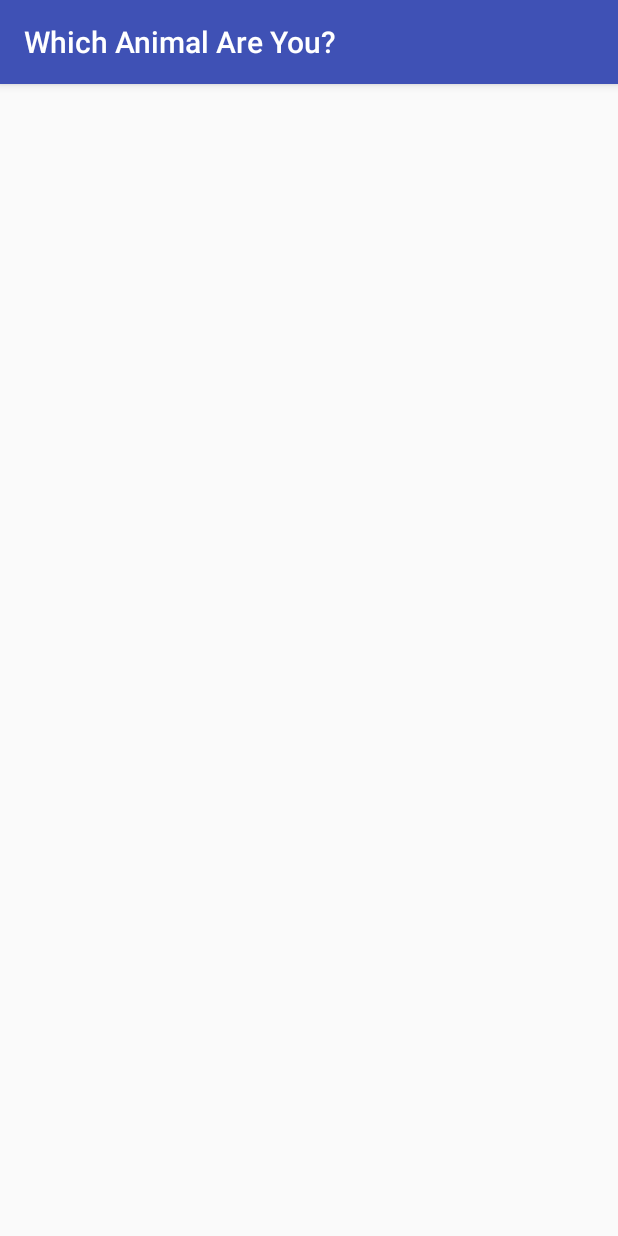
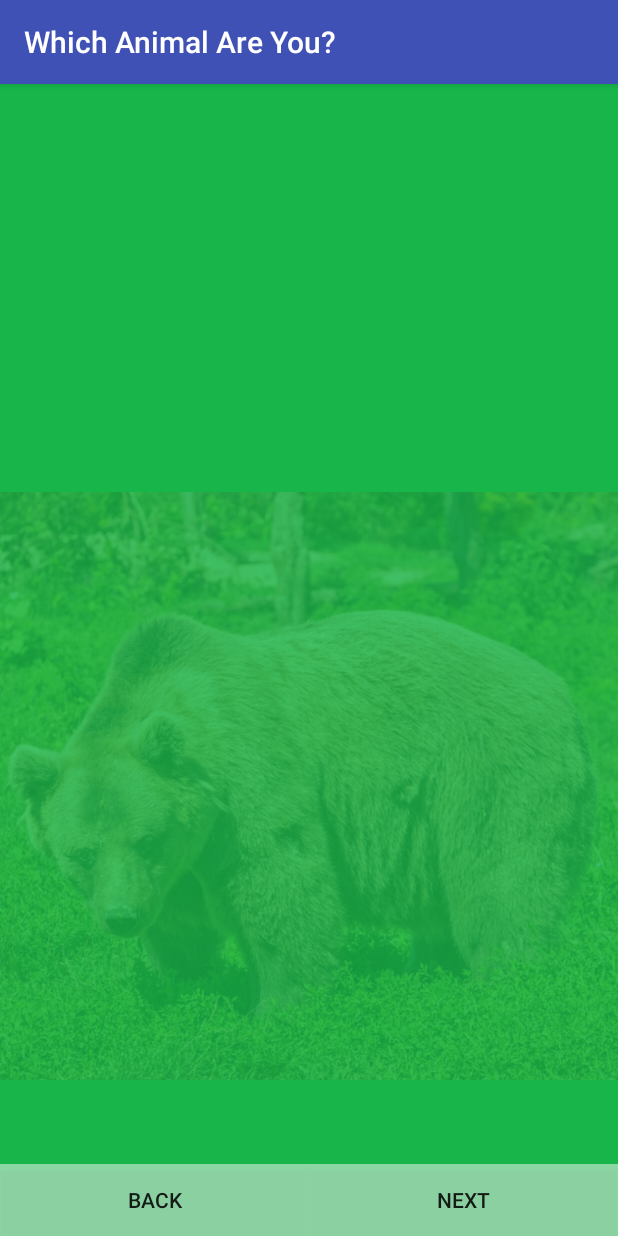
Before and after one commit to nathanpart/WhichAnimalAreYou, an Android app: the QuestionsActivity screen opened directly, with no data from a screen before it, on a phone screen of 412 x 824 dp. Run offline under Robolectric (Android 15) with nearby library versions, the phone set to English and light mode, and no system bars.

Commit message:
Created Layouts

```diff
--- a/app/src/main/java/partridge/nathan/whichanimalareyou/ui/activities/MainActivity.java
+++ b/app/src/main/java/partridge/nathan/whichanimalareyou/ui/activities/MainActivity.java
@@ -21,7 +21,7 @@ public class MainActivity extends AppCompatActivity {
 
         critterIndex = 0;
         youAreResults = new CharacterArray(this);
-        final ImageView image = (ImageView) findViewById(R.id.imageView);
+        final ImageView image = (ImageView) findViewById(R.id.characterImage);
         image.setImageDrawable(youAreResults.getCharacterDrawable(critterIndex));
         image.setOnClickListener(new View.OnClickListener() {
             @Override
--- a/app/src/main/res/layout/activity_main.xml
+++ b/app/src/main/res/layout/activity_main.xml
@@ -10,7 +10,7 @@
 
 
     <ImageView
-        android:id="@+id/imageView"
+        android:id="@+id/characterImage"
         android:layout_width="wrap_content"
         android:layout_height="wrap_content"
         android:src="@drawable/bear"
@@ -20,7 +20,8 @@
         app:layout_constraintLeft_toLeftOf="parent"
         app:layout_constraintRight_toRightOf="parent"
         app:layout_constraintTop_toTopOf="parent"
-        app:layout_constraintVertical_bias="1.0"/>
+        app:layout_constraintVertical_bias="1.0"
+        tools:ignore="ContentDescription"/>
 
     <TextView
         android:id="@+id/introMessage"
--- a/app/src/main/res/layout/activity_questions.xml
+++ b/app/src/main/res/layout/activity_questions.xml
@@ -5,6 +5,71 @@
     xmlns:tools="http://schemas.android.com/tools"
     android:layout_width="match_parent"
     android:layout_height="match_parent"
+    android:background="#18b64a"
     tools:context="partridge.nathan.whichanimalareyou.ui.activities.QuestionsActivity">
 
+    <ImageView
+        android:id="@+id/characterImage"
+        android:layout_width="wrap_content"
+        android:layout_height="wrap_content"
+        android:src="@drawable/bear"
+        android:tint="#D018b64a"
+        app:layout_constraintBottom_toBottomOf="parent"
+        app:layout_constraintHorizontal_bias="0.0"
+        app:layout_constraintLeft_toLeftOf="parent"
+        app:layout_constraintRight_toRightOf="parent"
+        app:layout_constraintTop_toTopOf="parent"
+        app:layout_constraintVertical_bias="1.0"
+        tools:ignore="ContentDescription"/>
+
+    <TextView
+        android:id="@+id/questionText"
+        android:layout_width="wrap_content"
+        android:layout_height="wrap_content"
+        android:textColor="#ffffffff"
+        android:textSize="24sp"
+        app:layout_constraintBottom_toTopOf="@+id/answersSpinner"
+        app:layout_constraintLeft_toLeftOf="parent"
+        app:layout_constraintRight_toRightOf="parent"
+        app:layout_constraintTop_toTopOf="parent"
+        tools:text="@string/swimming"/>
+
+    <Spinner
+        android:id="@+id/answersSpinner"
+        android:layout_width="368dp"
+        android:layout_height="wrap_content"
+        app:layout_constraintTop_toBottomOf="@id/questionText"
+        app:layout_constraintBottom_toTopOf="@+id/buttons"
+        app:layout_constraintLeft_toLeftOf="parent"
+        app:layout_constraintRight_toRightOf="parent"
+        tools:layout_editor_absoluteY="298dp"/>
+
+    <LinearLayout
+        android:id="@+id/buttons"
+        android:layout_width="0dp"
+        android:layout_height="wrap_content"
+        android:orientation="horizontal"
+        app:layout_conatraintBottom_toBottomOf="parent"
+        app:layout_constraintBottom_toBottomOf="parent"
+        app:layout_constraintLeft_toLeftOf="parent"
+        app:layout_constraintRight_toRightOf="parent">
+
+        <Button
+            android:id="@+id/prevButton"
+            android:layout_width="wrap_content"
+            android:layout_height="wrap_content"
+            android:layout_weight="1"
+            android:background="#80ffffff"
+            android:text="@string/back"/>
+
+        <Button
+            android:id="@+id/nextButton"
+            android:layout_width="wrap_content"
+            android:layout_height="wrap_content"
+            android:layout_weight="1"
+            android:background="#80ffffff"
+            android:text="@string/next"/>
+    </LinearLayout>
+
+
 </android.support.constraint.ConstraintLayout>
--- a/app/src/main/res/values/strings.xml
+++ b/app/src/main/res/values/strings.xml
@@ -3,5 +3,8 @@
     <string name="intro_msg">Welcome, the answers to the questions will determine which animal you are like, and the animal will be presented with the caption entered below.</string>
     <string name="start_questions">Start Questions</string>
     <string name="caption">Caption</string>
+    <string name="play_again">play again</string>
+    <string name="next">Next</string>
+    <string name="back">Back</string>
 
 </resources>
```
Also changed, not shown: app/src/main/res/layout/activity_character.xml (+41 -0 lines).
